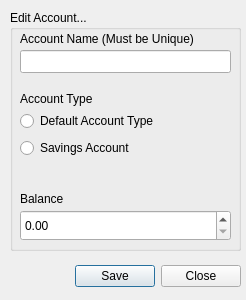
Qt form gui/EasyAcct_AcctEditor.ui (Aspectious/EasyAcct) before a commit.
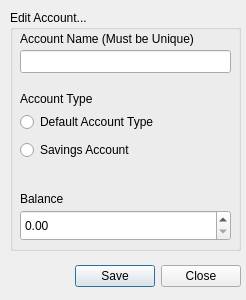
The same form after that commit.

```diff
--- a/gui/EasyAcct_AcctEditor.ui
+++ b/gui/EasyAcct_AcctEditor.ui
@@ -70,19 +70,19 @@
       <x>10</x>
       <y>100</y>
       <width>211</width>
-      <height>51</height>
+      <height>52</height>
      </rect>
     </property>
     <layout class="QVBoxLayout" name="verticalLayout">
      <item>
-      <widget class="QRadioButton" name="rb_savings">
+      <widget class="QRadioButton" name="rb_acct">
        <property name="text">
         <string>Default Account Type</string>
        </property>
       </widget>
      </item>
      <item>
-      <widget class="QRadioButton" name="rb_acct">
+      <widget class="QRadioButton" name="rb_savings">
        <property name="text">
         <string>Savings Account</string>
        </property>
```
